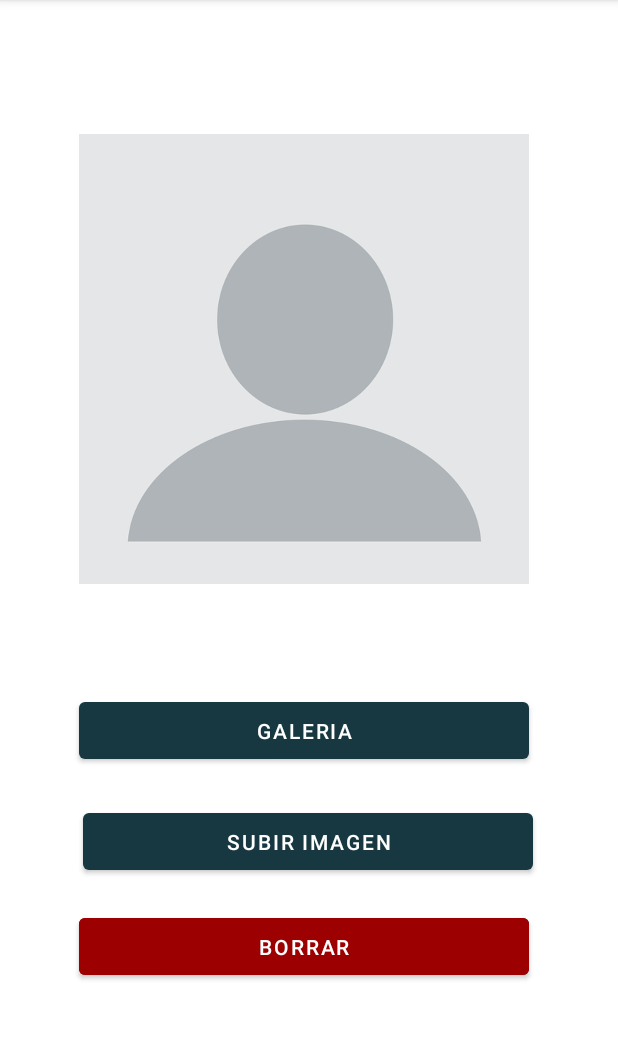
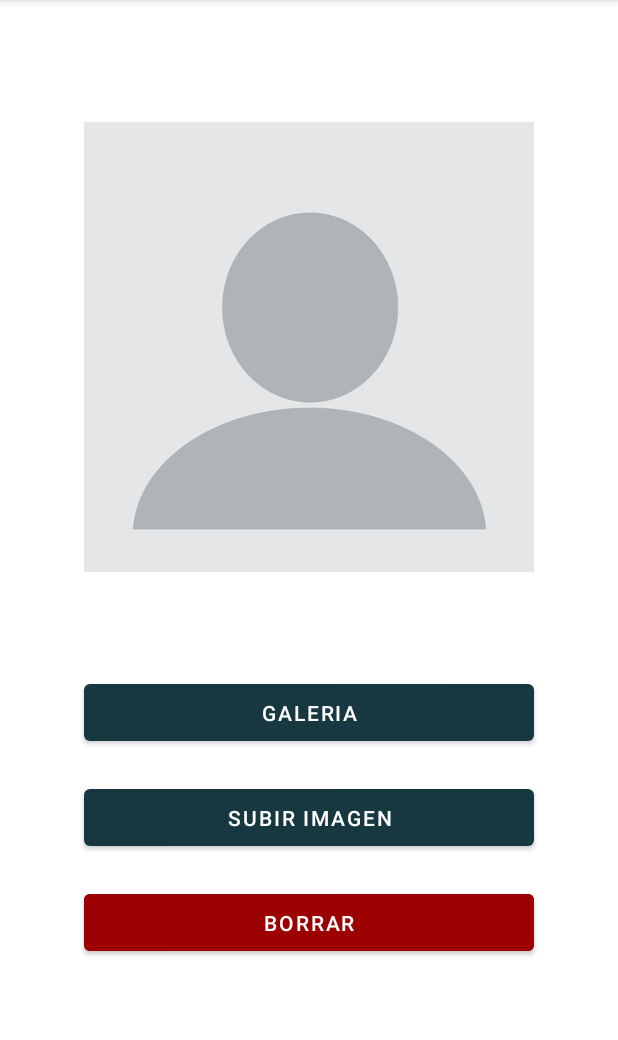
Before and after one commit to JoseAntonioNavas/AndroidAp, an Android app: the imgProfile screen opened directly, with no data from a screen before it, on a phone screen of 412 x 824 dp, the part 84-1124 px from its top. Run offline under Robolectric (Android 15) with nearby library versions, the light colour scheme and no system bars; our stand-ins replace Volley; network calls fail; pictures from the network do not load; 2 statements that could not run were skipped.

Commit message:
14 febrero 20:40

```diff
--- a/app/src/main/res/layout/activity_cesta_activity.xml
+++ b/app/src/main/res/layout/activity_cesta_activity.xml
@@ -28,7 +28,7 @@
 
     <TextView
         android:id="@+id/txtmsgCesta"
-        android:layout_width="0dp"
+        android:layout_width="wrap_content"
         android:layout_height="wrap_content"
         android:gravity="center|center_horizontal|center_vertical"
         android:text="@string/cestaVacia"
--- a/app/src/main/res/layout/activity_img_profile.xml
+++ b/app/src/main/res/layout/activity_img_profile.xml
@@ -10,20 +10,19 @@
         android:id="@+id/btnUpload"
         android:layout_width="@dimen/anchuraBotones"
         android:layout_height="@dimen/alturaBotones"
-        android:layout_marginTop="24dp"
+        android:layout_marginTop="@dimen/dim20"
         android:text="@string/upload"
         app:layout_constraintEnd_toEndOf="parent"
-        app:layout_constraintHorizontal_bias="0.495"
         app:layout_constraintStart_toStartOf="parent"
         app:layout_constraintTop_toBottomOf="@+id/btnGaleria" />
 
     <ImageView
         android:id="@+id/imgFoto"
         android:layout_width="@dimen/anchuraBotones"
-        android:layout_height="358dp"
-        android:layout_marginTop="60dp"
+        android:layout_height="@dimen/dim358"
+        android:layout_marginTop="@dimen/dim52"
+        android:contentDescription="@string/ContentImage"
         app:layout_constraintEnd_toEndOf="parent"
-        app:layout_constraintHorizontal_bias="0.468"
         app:layout_constraintStart_toStartOf="parent"
         app:layout_constraintTop_toTopOf="parent"
         tools:src="@tools:sample/backgrounds/scenic" />
@@ -32,10 +31,9 @@
         android:id="@+id/btnGaleria"
         android:layout_width="@dimen/anchuraBotones"
         android:layout_height="@dimen/alturaBotones"
-        android:layout_marginTop="44dp"
+        android:layout_marginTop="@dimen/dim40"
         android:text="@string/Galeria"
         app:layout_constraintEnd_toEndOf="parent"
-        app:layout_constraintHorizontal_bias="0.468"
         app:layout_constraintStart_toStartOf="parent"
         app:layout_constraintTop_toBottomOf="@+id/imgFoto" />
 
@@ -43,13 +41,10 @@
         android:id="@+id/btnBorrarFotoPerfil"
         android:layout_width="@dimen/anchuraBotones"
         android:layout_height="@dimen/alturaBotones"
-        android:layout_marginTop="20dp"
+        android:layout_marginTop="@dimen/dim20"
         android:backgroundTint="@color/btnBorrar"
         android:text="@string/Borrar"
-        app:layout_constraintBottom_toBottomOf="parent"
         app:layout_constraintEnd_toEndOf="parent"
-        app:layout_constraintHorizontal_bias="0.468"
         app:layout_constraintStart_toStartOf="parent"
-        app:layout_constraintTop_toBottomOf="@+id/btnUpload"
-        app:layout_constraintVertical_bias="0.0" />
+        app:layout_constraintTop_toBottomOf="@+id/btnUpload" />
 </androidx.constraintlayout.widget.ConstraintLayout>
--- a/app/src/main/res/values/dimen.xml
+++ b/app/src/main/res/values/dimen.xml
@@ -29,4 +29,6 @@
     <dimen name="dim96">96dp</dimen>
     <dimen name="dim20">20dp</dimen>
     <dimen name="dim40">40dp</dimen>
+    <dimen name="dim358">358dp</dimen>
+    <dimen name="dim136FormLogin">136dp</dimen>
 </resources>
--- a/app/src/main/res/values/strings.xml
+++ b/app/src/main/res/values/strings.xml
@@ -46,4 +46,5 @@
     <string name="hintPassword">Contraseña</string>
     <string name="credenciales_no_validas">Credenciales no válidas</string>
     <string name="logOutConfirm">Are you sure you want to go out?</string>
+    <string name="hintIniciaSesion">Inicia Sesión</string>
 </resources>
```
Also changed, not shown: app/src/main/res/layout/activity_catalogo_vehiculos.xml (+5 -3 lines), app/src/main/res/layout/activity_login.xml (+7 -8 lines), 1 other file.
